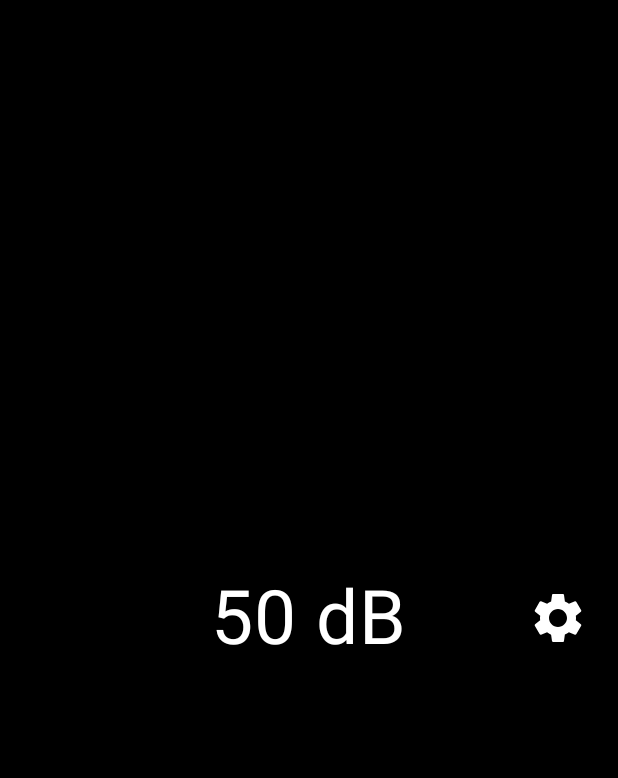
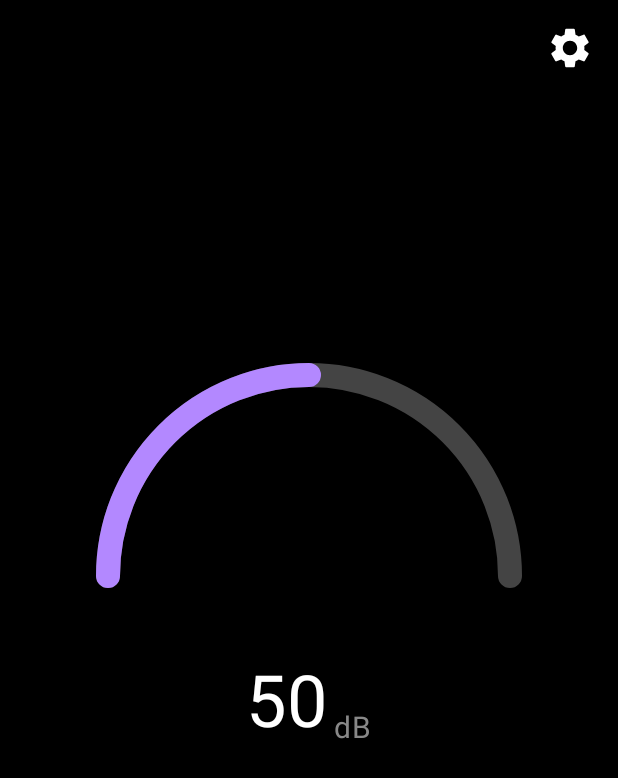
Before and after one commit to Mustafa-Sagaaro/SoundSafe, an Android app built with Jetpack Compose: the screen it shows after launch (MainActivity), on a phone screen of 412 x 824 dp. Shown: the top 778 px of the screen. Run offline under Robolectric (Android 15) with nearby library versions, the phone set to English and light mode, and no system bars.

```diff
--- a/app/src/main/java/com/example/soundsafe/ui/MainActivity.kt
+++ b/app/src/main/java/com/example/soundsafe/ui/MainActivity.kt
@@ -5,10 +5,12 @@ import android.content.*
 import android.content.pm.PackageManager
 import android.os.Build
 import android.os.Bundle
+import android.util.Log
 import androidx.activity.ComponentActivity
+import androidx.activity.compose.rememberLauncherForActivityResult
 import androidx.activity.compose.setContent
-import androidx.activity.compose.rememberLauncherForActivityResult
 import androidx.activity.result.contract.ActivityResultContracts
+import androidx.compose.foundation.Canvas
 import androidx.compose.foundation.background
 import androidx.compose.foundation.clickable
 import androidx.compose.foundation.layout.*
@@ -19,13 +21,16 @@ import androidx.compose.runtime.*
 import androidx.compose.ui.Alignment
 import androidx.compose.ui.Modifier
 import androidx.compose.ui.graphics.Color
+import androidx.compose.ui.graphics.StrokeCap
+import androidx.compose.ui.graphics.drawscope.Stroke
 import androidx.compose.ui.platform.LocalContext
 import androidx.compose.ui.unit.dp
 import androidx.compose.ui.unit.sp
 import androidx.core.content.ContextCompat
 import com.example.soundsafe.service.NoiseService
 import com.example.soundsafe.ui.theme.SoundSafeTheme
-import android.util.Log
+import kotlin.math.min
+import kotlin.math.roundToInt
 
 class MainActivity : ComponentActivity() {
     override fun onCreate(savedInstanceState: Bundle?) {
@@ -41,36 +46,37 @@ class MainActivity : ComponentActivity() {
 @Composable
 fun MainScreen() {
     val context = LocalContext.current
+
+    // Aktueller dB-Wert
     val decibelLevel = remember { mutableStateOf(50.0) }
 
-    // Lese den eingestellten Schwellenwert aus SharedPreferences (Standard: 85 dB)
+    // Eingestellter Schwellenwert (Standard: 85 dB)
     val sharedPreferences = context.getSharedPreferences("SoundSafePrefs", Context.MODE_PRIVATE)
     val noiseLimit = sharedPreferences.getInt("NOISE_LIMIT", 85)
 
-    // Launcher für RECORD_AUDIO-Berechtigung
+    // Berechtigungen anfordern
     val recordAudioPermissionLauncher = rememberLauncherForActivityResult(
         contract = ActivityResultContracts.RequestPermission(),
-        onResult = { isGranted ->
-            if (isGranted) {
+        onResult = { granted ->
+            if (granted) {
                 startNoiseService(context)
             } else {
                 Log.d("MainActivity", "RECORD_AUDIO permission denied.")
             }
         }
     )
-
-    // Launcher für POST_NOTIFICATIONS-Berechtigung (Android 13+)
     val postNotificationsPermissionLauncher = rememberLauncherForActivityResult(
         contract = ActivityResultContracts.RequestPermission(),
-        onResult = { isGranted ->
-            if (!isGranted) {
+        onResult = { granted ->
+            if (!granted) {
                 Log.d("MainActivity", "POST_NOTIFICATIONS permission denied.")
             }
         }
     )
 
+    // Beim ersten Start Berechtigungen prüfen
     LaunchedEffect(Unit) {
-        // RECORD_AUDIO-Berechtigung prüfen und anfragen
+        // RECORD_AUDIO
         if (ContextCompat.checkSelfPermission(context, Manifest.permission.RECORD_AUDIO)
             == PackageManager.PERMISSION_GRANTED
         ) {
@@ -78,7 +84,7 @@ fun MainScreen() {
         } else {
             recordAudioPermissionLauncher.launch(Manifest.permission.RECORD_AUDIO)
         }
-        // POST_NOTIFICATIONS-Berechtigung (ab Android 13) prüfen und anfragen
+        // POST_NOTIFICATIONS (Android 13+)
         if (Build.VERSION.SDK_INT >= Build.VERSION_CODES.TIRAMISU) {
             if (ContextCompat.checkSelfPermission(context, Manifest.permission.POST_NOTIFICATIONS)
                 != PackageManager.PERMISSION_GRANTED
@@ -88,10 +94,10 @@ fun MainScreen() {
         }
     }
 
-    // BroadcastReceiver für Dezibel-Updates
+    // BroadcastReceiver: empfängt dB-Updates vom NoiseService
     DisposableEffect(context) {
         val receiver = object : BroadcastReceiver() {
-            override fun onReceive(context: Context?, intent: Intent?) {
+            override fun onReceive(ctx: Context?, intent: Intent?) {
                 val decibels = intent?.getDoubleExtra("DECIBEL_VALUE", 0.0) ?: 0.0
                 decibelLevel.value = decibels
                 Log.d("MainActivity", "Received decibels: $decibels")
@@ -107,42 +113,22 @@ fun MainScreen() {
             try {
                 context.unregisterReceiver(receiver)
             } catch (e: Exception) {
-                // Receiver wurde bereits abgemeldet
+                // Ignoriere, wenn der Receiver schon abgemeldet ist
             }
         }
     }
 
-    // UI Layout
+    // UI-Layout
     Box(
         modifier = Modifier
             .fillMaxSize()
-            .background(Color.Black),
-        contentAlignment = Alignment.Center
+            .background(Color.Black)
     ) {
-        Column(
-            modifier = Modifier.fillMaxSize(),
-            verticalArrangement = Arrangement.Center,
-            horizontalAlignment = Alignment.CenterHorizontally
-        ) {
-            Text(
-                text = "${decibelLevel.value.toInt()} dB",
-                fontSize = 50.sp,
-                color = Color.White
-            )
-            // Zeige Warnmeldung in der UI an, wenn der gemessene Wert den Schwellenwert überschreitet
-            if (decibelLevel.value.toInt() > noiseLimit) {
-                Text(
-                    text = "Warnung: Es ist zu laut!",
-                    fontSize = 20.sp,
-                    color = Color.Red,
-                    modifier = Modifier.padding(top = 16.dp)
-                )
-            }
-        }
+        // Settings-Icon oben rechts
         Box(
             modifier = Modifier
                 .fillMaxWidth()
-                .padding(20.dp),
+                .padding(16.dp),
             contentAlignment = Alignment.TopEnd
         ) {
             Icon(
@@ -150,15 +136,116 @@ fun MainScreen() {
                 contentDescription = "Einstellungen",
                 tint = Color.White,
                 modifier = Modifier
-                    .size(40.dp)
+                    .size(32.dp)
                     .clickable {
                         context.startActivity(Intent(context, SettingsActivity::class.java))
                     }
             )
         }
+
+        // Inhalt in der Mitte
+        Column(
+            modifier = Modifier.fillMaxSize(),
+            verticalArrangement = Arrangement.Top,  // oder SpaceEvenly/SpaceAround
+            horizontalAlignment = Alignment.CenterHorizontally,
+        ) {
+            // Abstand nach oben
+            Spacer(modifier = Modifier.height(100.dp))
+
+            // 1) Gauge oben
+            NoiseGauge(
+                decibelValue = decibelLevel.value.toFloat(),
+                limitValue = noiseLimit.toFloat(),
+                gaugeSize = 300.dp
+            )
+
+            // 2) Abstand zwischen Gauge und Text
+            Spacer(modifier = Modifier.height(40.dp))
+
+            // 3) Zahl + "dB" weiter unten
+            Row(verticalAlignment = Alignment.Bottom) {
+                Text(
+                    text = decibelLevel.value.roundToInt().toString(),
+                    fontSize = 48.sp,
+                    color = Color.White
+                )
+                Spacer(modifier = Modifier.width(4.dp))
+                Text(
+                    text = "dB",
+                    fontSize = 20.sp,
+                    color = Color.Gray
+                )
+            }
+
+            // 4) Warnmeldung (optional)
+            if (decibelLevel.value > noiseLimit) {
+                Spacer(modifier = Modifier.height(12.dp))
+                Text(
+                    text = "Warnung! Das Lautstärke Limit wurde überschritten.",
+                    color = Color.Red,
+                    fontSize = 16.sp
+                )
+            }
+        }
     }
 }
 
+/**
+ * Zeichnet nur den halbkreisförmigen Gauge.
+ * Kein Text! Damit du die Zahl flexibel darunter platzieren kannst.
+ */
+@Composable
+fun NoiseGauge(
+    decibelValue: Float,
+    limitValue: Float,
+    gaugeSize: androidx.compose.ui.unit.Dp
+) {
+    Box(
+        modifier = Modifier.size(gaugeSize),
+        contentAlignment = Alignment.Center
+    ) {
+        Canvas(modifier = Modifier.fillMaxSize()) {
+            val strokeWidth = 24f
+            val radius = min(size.width, size.height) / 2f - strokeWidth
+
+            // Wir verschieben das Zentrum nach unten, damit es ein Bogen "oben offen" ist
+            val centerArc = center.copy(y = center.y + radius)
+
+            // Hintergrundbogen
+            drawArc(
+                color = Color.DarkGray,
+                startAngle = 180f,
+                sweepAngle = 180f,
+                useCenter = false,
+                topLeft = centerArc.copy(x = centerArc.x - radius, y = centerArc.y - radius),
+                size = androidx.compose.ui.geometry.Size(radius * 2, radius * 2),
+                style = Stroke(width = strokeWidth, cap = StrokeCap.Round)
+            )
+
+            // Bestimme den Fortschritt (maxValue mind. 100)
+            val maxValue = limitValue.coerceAtLeast(100f)
+            val progress = (decibelValue / maxValue).coerceIn(0f, 1f)
+            val sweep = 180f * progress
+
+            val gaugeColor = if (decibelValue <= limitValue) Color(0xFFB388FF) else Color.Red
+
+            // Gefüllter Bogen
+            drawArc(
+                color = gaugeColor,
+                startAngle = 180f,
+                sweepAngle = sweep,
+                useCenter = false,
+                topLeft = centerArc.copy(x = centerArc.x - radius, y = centerArc.y - radius),
+                size = androidx.compose.ui.geometry.Size(radius * 2, radius * 2),
+                style = Stroke(width = strokeWidth, cap = StrokeCap.Round)
+            )
+        }
+    }
+}
+
+/**
+ * Startet den Foreground Service.
+ */
 private fun startNoiseService(context: Context) {
     val intent = Intent(context, NoiseService::class.java)
     if (Build.VERSION.SDK_INT >= Build.VERSION_CODES.O) {
--- a/app/src/main/java/com/example/soundsafe/ui/theme/Type.kt
+++ b/app/src/main/java/com/example/soundsafe/ui/theme/Type.kt
@@ -9,7 +9,7 @@ import androidx.compose.ui.unit.sp
 // Set of Material typography styles to start with
 val Typography = Typography(
     bodyLarge = TextStyle(
-        fontFamily = FontFamily.Default,
+        fontFamily = FontFamily.SansSerif,
         fontWeight = FontWeight.Normal,
         fontSize = 16.sp,
         lineHeight = 24.sp,
```
